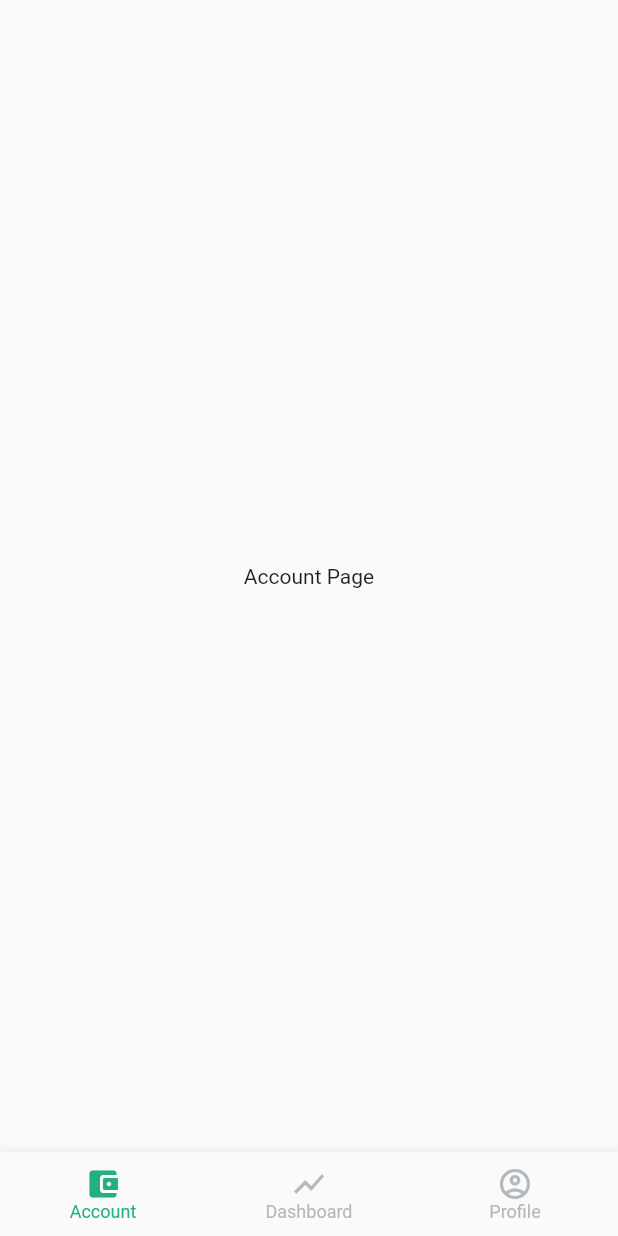
After one commit to cympati/PAOTUNG, a Flutter app: the MainPage screen opened by its route, on a phone screen of 412 x 824 dp. The commit adds this screen. Run offline on Flutter 3.47's test engine with Material 2 defaults, Android fonts, the phone set to English and light mode, and no system bars; our stand-ins replace flutter_svg.

Commit message:
add navigationbar
add route
add color
add accountpage
edit dashboard
add mainpage
add profilepage

```diff
--- a/frontend/lib/constants/route.dart
+++ b/frontend/lib/constants/route.dart
@@ -1,12 +1,14 @@
 import 'package:flutter/material.dart' as material;
 import 'package:paotung_frontend/screens/splashscreen/splash.dart';
 import 'package:paotung_frontend/screens/welcome/onboarding.dart';
+import 'package:paotung_frontend/screens/main/mainpage.dart';
 
 class RouteConstant {
   static Map<String, material.WidgetBuilder> route() {
     return <String, material.WidgetBuilder>{
       '/': (_) => const SplashScreen(),
       '/welcome': (_) => Onboarding(),
+      '/mainpage': (_) => MainPage(),
     };
   }
 }
--- a/frontend/lib/constants/theme.dart
+++ b/frontend/lib/constants/theme.dart
@@ -7,6 +7,8 @@ class AppColors {
   static final Color secondaryColor = Color(0xFFF6c008);
   static final Color thirdaryColor = Color(0xFFFE8453);
   static final Color lightgrey = Color(0xFFE6EAF2);
+  static final Color grey = Color(0xFFA1a8AC);
+  static final Color MedGrey = Color(0xFF465C67);
 }
 
 // class ThemeConstant {
--- /dev/null
+++ b/frontend/lib/screens/account/account_page.dart
@@ -0,0 +1,17 @@
+import 'package:flutter/material.dart';
+
+class AccountPage extends StatefulWidget {
+  const AccountPage({Key? key}) : super(key: key);
+
+  @override
+  State<AccountPage> createState() => _AccountPageState();
+}
+
+class _AccountPageState extends State<AccountPage> {
+  @override
+  Widget build(BuildContext context) {
+    return Container(
+      child: Center(child: Text("Account Page")),
+    );
+  }
+}
--- a/frontend/lib/screens/main/dashborad.dart
+++ b/frontend/lib/screens/main/dashborad.dart
@@ -10,8 +10,8 @@ class Dashboard extends StatefulWidget {
 class _DashboardState extends State<Dashboard> {
   @override
   Widget build(BuildContext context) {
-    return Text("Dashboard"
-
+    return Container(
+      child: Center(child: Text("Dashboard")),
     );
   }
 }
--- /dev/null
+++ b/frontend/lib/screens/main/mainpage.dart
@@ -0,0 +1,70 @@
+// ignore_for_file: prefer_const_constructors
+
+import 'package:flutter/material.dart';
+import 'package:paotung_frontend/constants/theme.dart';
+import 'package:paotung_frontend/screens/account/account_page.dart';
+import 'package:paotung_frontend/screens/main/dashborad.dart';
+import 'package:paotung_frontend/screens/profile/profile_page.dart';
+
+class MainPage extends StatefulWidget {
+  const MainPage({Key? key}) : super(key: key);
+
+  @override
+  State<MainPage> createState() => _MainPageState();
+}
+
+class _MainPageState extends State<MainPage> {
+  List pages = [
+    AccountPage(),
+    Dashboard(),
+    MyPage(),
+  ];
+
+  int currentIndex = 0;
+  void onTap(int index) {
+    setState(() {
+      currentIndex = index;
+    });
+  }
+
+  @override
+  Widget build(BuildContext context) {
+    return Scaffold(
+      body: pages[currentIndex],
+      bottomNavigationBar: BottomNavigationBar(
+          type: BottomNavigationBarType.fixed,
+          onTap: onTap,
+          currentIndex: currentIndex,
+          selectedItemColor: AppColors.mainColor,
+          unselectedItemColor: AppColors.grey.withOpacity(0.8),
+          showSelectedLabels: true,
+          showUnselectedLabels: true,
+          selectedFontSize: 12,
+          unselectedFontSize: 12,
+          elevation: 8,
+          items: [
+            BottomNavigationBarItem(
+              label: "Account",
+              icon: Icon(
+                Icons.account_balance_wallet_rounded,
+                size: 24,
+              ),
+            ),
+            BottomNavigationBarItem(
+              label: "Dashboard",
+              icon: Icon(
+                Icons.show_chart,
+                size: 24,
+              ),
+            ),
+            BottomNavigationBarItem(
+              label: "Profile",
+              icon: Icon(
+                Icons.account_circle_outlined,
+                size: 24,
+              ),
+            ),
+          ]),
+    );
+  }
+}
--- /dev/null
+++ b/frontend/lib/screens/profile/profile_page.dart
@@ -0,0 +1,17 @@
+import 'package:flutter/material.dart';
+
+class MyPage extends StatefulWidget {
+  const MyPage({Key? key}) : super(key: key);
+
+  @override
+  State<MyPage> createState() => _MyPageState();
+}
+
+class _MyPageState extends State<MyPage> {
+  @override
+  Widget build(BuildContext context) {
+    return Container(
+      child: Center(child: Text("My page")),
+    );
+  }
+}
```
